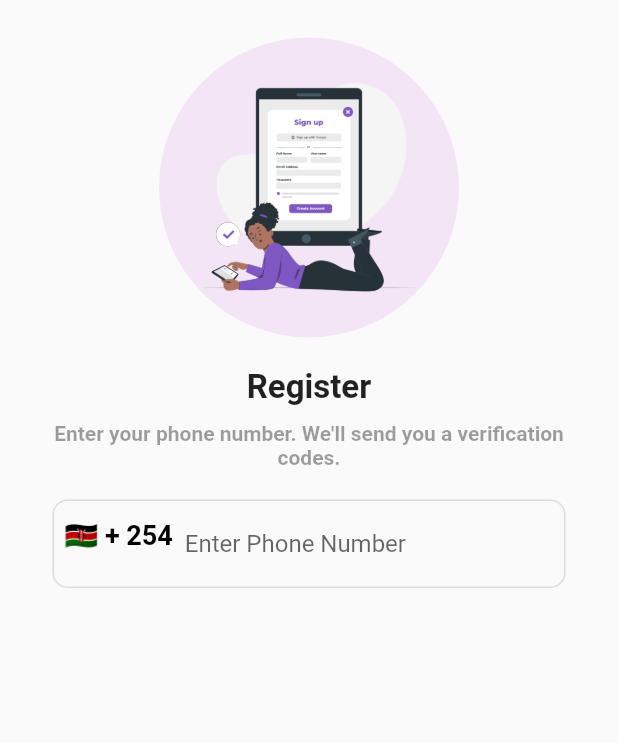
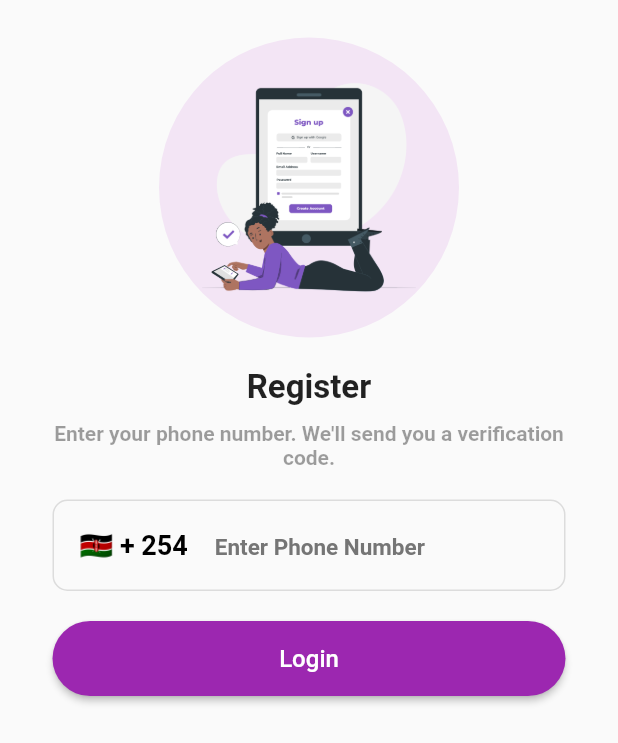
Before and after one commit to mgorem/phone-auth-verification, a Flutter app: the RegisterScreen screen opened directly, on a phone screen of 412 x 824 dp. Shown: the top 743 px of the screen. Run offline on Flutter 3.47's test engine with Material 2 defaults, Android fonts, the phone set to English and light mode, and no system bars; our stand-ins replace country_picker.

Commit message:
padding on flag, add done icon, add login button

```diff
--- a/lib/screens/register_screen.dart
+++ b/lib/screens/register_screen.dart
@@ -1,5 +1,6 @@
 import 'package:flutter/material.dart';
 import 'package:country_picker/country_picker.dart';
+import 'package:verifyphone/widgets/custom_button.dart';
 
 class RegisterScreen extends StatefulWidget {
   const RegisterScreen({super.key});
@@ -25,6 +26,10 @@ class _RegisterScreenState extends State<RegisterScreen> {
 
   @override
   Widget build(BuildContext context) {
+
+    phoneController.selection = TextSelection.fromPosition(
+      TextPosition(offset: phoneController.text.length,),
+    );
     return Scaffold(
       body: SafeArea(
         child: Center(
@@ -56,7 +61,7 @@ class _RegisterScreenState extends State<RegisterScreen> {
                   height: 10,
                 ),
                 const Text(
-                  "Enter your phone number. We'll send you a verification codes.",
+                  "Enter your phone number. We'll send you a verification code.",
                   style: TextStyle(
                     fontSize: 14,
                     color: Colors.black38,
@@ -70,8 +75,22 @@ class _RegisterScreenState extends State<RegisterScreen> {
                 TextFormField(
                   cursorColor: Colors.purple,
                   controller: phoneController,
+                  style: const TextStyle(
+                    fontSize: 18,
+                    fontWeight: FontWeight.bold,
+                  ),
+                  onChanged: (value) {
+                    setState(() {
+                      phoneController.text = value;
+                    });
+                  },
                   decoration: InputDecoration(
                     hintText: "Enter Phone Number",
+                    hintStyle: TextStyle(
+                      fontWeight: FontWeight.w600,
+                      fontSize: 15,
+                      color: Colors.grey.shade600,
+                    ),
                     enabledBorder: OutlineInputBorder(
                       borderRadius: BorderRadius.circular(10),
                       borderSide: const BorderSide(color: Colors.black12),
@@ -84,24 +103,56 @@ class _RegisterScreenState extends State<RegisterScreen> {
                       padding: const EdgeInsets.all(8.0),
                       child: InkWell(
                         onTap: () {
-                            showCountryPicker(context: context,
+                          showCountryPicker(
+                              context: context,
                               countryListTheme: const CountryListThemeData(
-                                  bottomSheetHeight: 550
-                                ),
-                                onSelect: (value){
+                                  bottomSheetHeight: 550),
+                              onSelect: (value) {
                                 setState(() {
                                   selectedCountry = value;
                                 });
                               });
                         },
-                          child: Text("${selectedCountry.flagEmoji} + ${selectedCountry.phoneCode}",
-                          style: TextStyle(fontSize: 18,
+                        child: Padding(
+                          padding: EdgeInsets.all(10),
+                          child: Text(
+                            "${selectedCountry.flagEmoji} + ${selectedCountry.phoneCode}",
+                            style: TextStyle(
+                              fontSize: 18,
                               color: Colors.black,
-                          fontWeight: FontWeight.bold,),),
+                              fontWeight: FontWeight.bold,
                             ),
                           ),
                         ),
                       ),
+                    ),
+                    suffixIcon: phoneController.text.length > 9 ? Container(
+                      height: 30,
+                      width: 30,
+                      margin: const EdgeInsets.all(10.0),
+                      decoration: const BoxDecoration(
+                        shape: BoxShape.circle, color: Colors.green
+                      ),
+                      child: const Icon(
+                        Icons.done,
+                        color: Colors.white,
+                        size: 20,
+                      ),
+                    )
+                        : null,
+                  ),
+                ),
+                const SizedBox(
+                  height: 20,
+                ),
+                SizedBox(
+                  width: double.infinity,
+                  height: 50,
+                  child: CustomButton(
+                    text: "Login",
+                    onPressed: () {},
+                  ),
+                )
               ],
             ),
           ),
```
Lines whose indentation alone changed are shown as unchanged.
